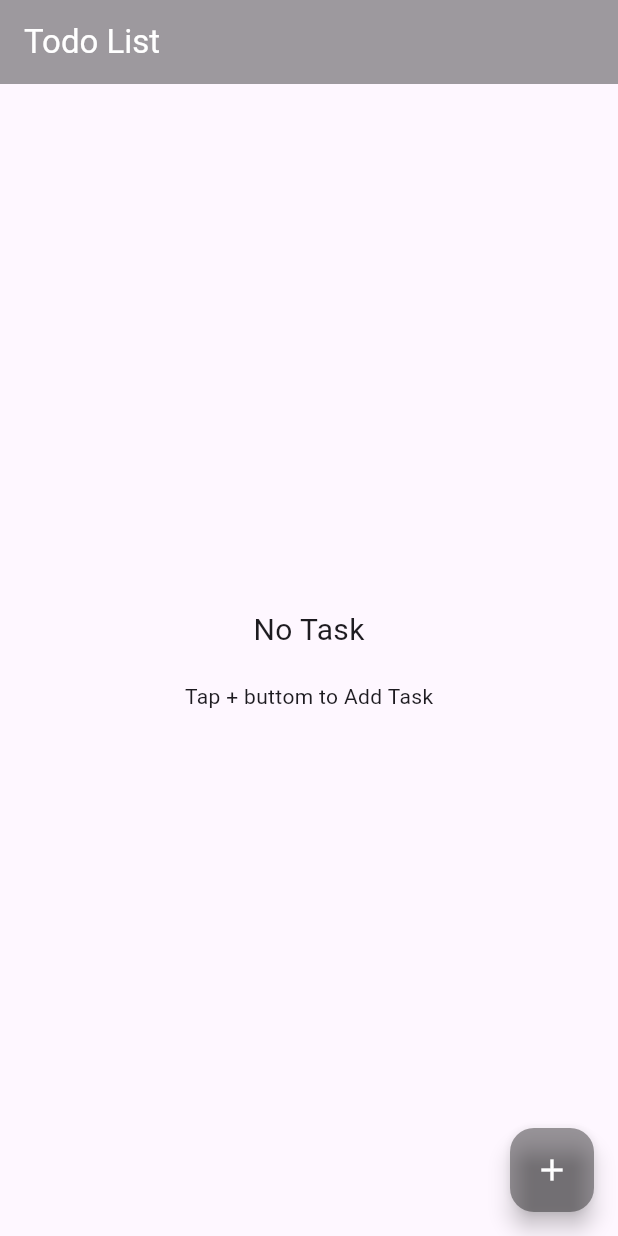
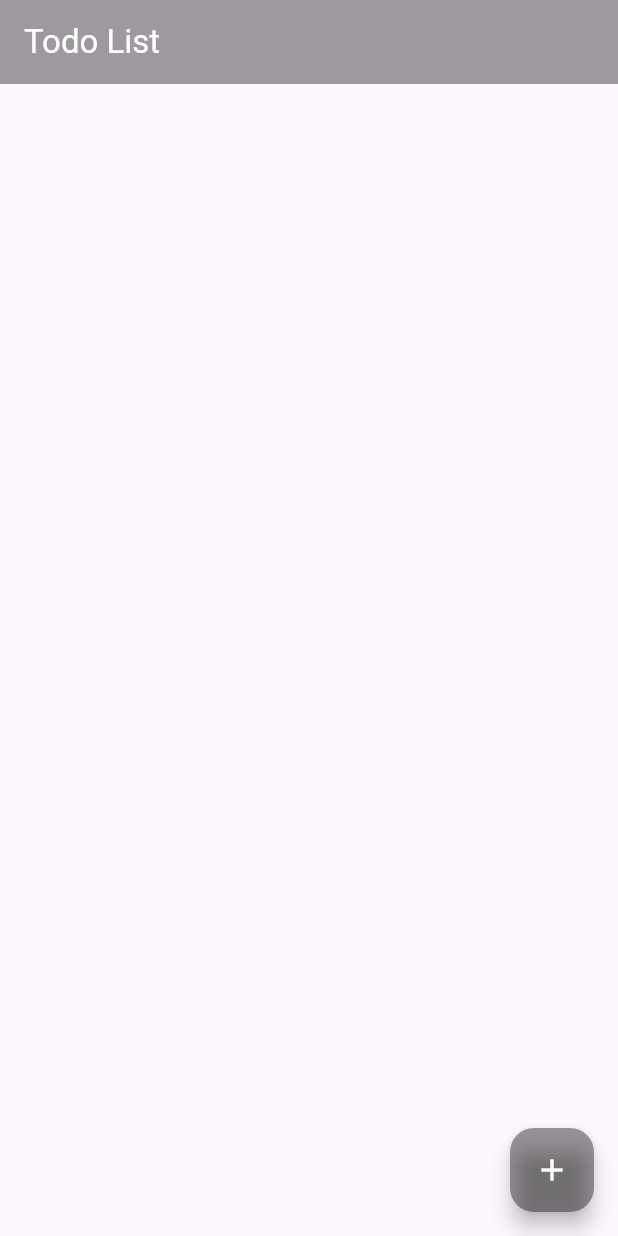
Before and after one commit to AEIOU12798/Todo_App, a Flutter app: the screen it shows after launch, on a phone screen of 412 x 824 dp. Run offline on Flutter 3.47's test engine with Material 3 defaults, Android fonts, the phone set to English and light mode, and no system bars.

Commit message:
Update homePage.dart

```diff
--- a/lib/ui/homePage.dart
+++ b/lib/ui/homePage.dart
@@ -69,7 +69,7 @@ class _HomePageSTFState extends State<HomePageSTF> {
         child: FutureBuilder(
             future: todosData,
             builder: (context, snap) {
-              if (snap.hasData) {
+              if (snap.hasData) {}
               return ListView.builder(
                   itemCount: todos.length,
                   itemBuilder: (context, index) {
@@ -226,17 +226,6 @@ class _HomePageSTFState extends State<HomePageSTF> {
                       ],
                     );
                   });
-              }
-              else{
-                return const Center(child: Column(
-                  mainAxisAlignment: MainAxisAlignment.center,
-                  children: [
-                     Text('No Task',style: TextStyle(fontSize: 20.0),),
-                     SizedBox(height: 20.0,),
-                     Text('Tap + buttom to Add Task'),
-                  ],
-                ),);
-              }
             }),
       ),
     );
```
